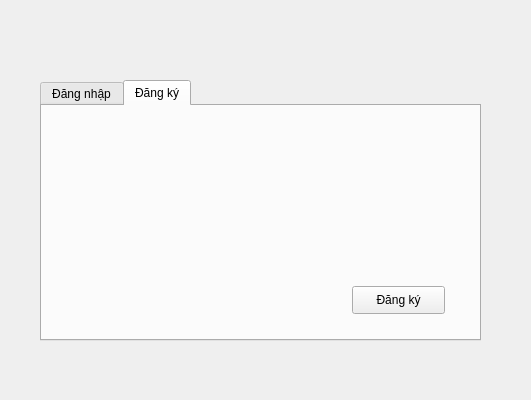
First picture: the form in introform.ui, repository fantasyinferno/libpro, before the edit.
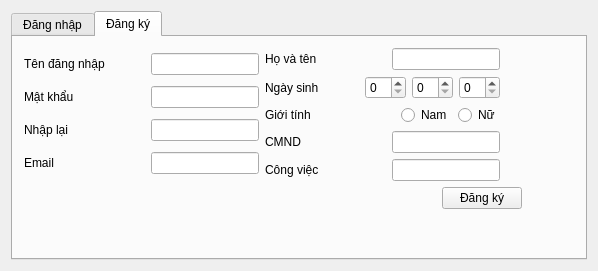
Second picture: the form after the edit. The open tabs and pages were chosen to show the change.

Commit message: Add functionalities for the search button, dangKyButton, dangNhapButton and dangXuatButton. Username now displays upon signing in. Replace username QLabel with a flat QPushButton to send clicked() signal.

What changed in the file:
```diff
--- a/introform.ui
+++ b/introform.ui
@@ -6,24 +6,21 @@
    <rect>
     <x>0</x>
     <y>0</y>
-    <width>531</width>
-    <height>400</height>
+    <width>598</width>
+    <height>271</height>
    </rect>
   </property>
   <property name="windowTitle">
    <string>IntroForm</string>
   </property>
+  <layout class="QVBoxLayout" name="verticalLayout_5">
+   <item>
   <widget class="QTabWidget" name="tabWidget">
-   <property name="geometry">
-    <rect>
-     <x>40</x>
-     <y>80</y>
-     <width>441</width>
-     <height>261</height>
-    </rect>
-   </property>
    <property name="currentIndex">
-    <number>1</number>
+      <number>0</number>
+     </property>
+     <property name="tabBarAutoHide">
+      <bool>true</bool>
    </property>
    <widget class="QWidget" name="tab">
     <attribute name="title">
@@ -76,15 +73,45 @@
     <attribute name="title">
      <string>Đăng ký</string>
     </attribute>
-    <widget class="QWidget" name="layoutWidget">
-     <property name="geometry">
-      <rect>
-       <x>10</x>
-       <y>50</y>
-       <width>181</width>
-       <height>22</height>
-      </rect>
-     </property>
+      <layout class="QHBoxLayout" name="horizontalLayout_22">
+       <item>
+        <layout class="QFormLayout" name="formLayout_2">
+         <item row="0" column="0">
+          <layout class="QHBoxLayout" name="horizontalLayout_19">
+           <item>
+            <layout class="QVBoxLayout" name="verticalLayout">
+             <item>
+              <layout class="QHBoxLayout" name="horizontalLayout">
+               <item>
+                <widget class="QLabel" name="label">
+                 <property name="text">
+                  <string>Tên đăng nhập</string>
+                 </property>
+                </widget>
+               </item>
+               <item>
+                <spacer name="horizontalSpacer">
+                 <property name="orientation">
+                  <enum>Qt::Horizontal</enum>
+                 </property>
+                 <property name="sizeHint" stdset="0">
+                  <size>
+                   <width>40</width>
+                   <height>20</height>
+                  </size>
+                 </property>
+                </spacer>
+               </item>
+               <item>
+                <widget class="QLineEdit" name="dk_tdn">
+                 <property name="placeholderText">
+                  <string/>
+                 </property>
+                </widget>
+               </item>
+              </layout>
+             </item>
+             <item>
      <layout class="QHBoxLayout" name="horizontalLayout_2">
       <item>
        <widget class="QLabel" name="label_2">
@@ -107,19 +134,104 @@
        </spacer>
       </item>
       <item>
-       <widget class="QLineEdit" name="dk_mk"/>
-      </item>
-     </layout>
-    </widget>
-    <widget class="QWidget" name="layoutWidget_2">
-     <property name="geometry">
-      <rect>
-       <x>220</x>
-       <y>50</y>
-       <width>184</width>
-       <height>22</height>
-      </rect>
-     </property>
+                <widget class="QLineEdit" name="dk_mk">
+                 <property name="echoMode">
+                  <enum>QLineEdit::Password</enum>
+                 </property>
+                </widget>
+               </item>
+              </layout>
+             </item>
+             <item>
+              <layout class="QHBoxLayout" name="horizontalLayout_8">
+               <item>
+                <widget class="QLabel" name="label_8">
+                 <property name="text">
+                  <string>Nhập lại</string>
+                 </property>
+                </widget>
+               </item>
+               <item>
+                <spacer name="horizontalSpacer_8">
+                 <property name="orientation">
+                  <enum>Qt::Horizontal</enum>
+                 </property>
+                 <property name="sizeHint" stdset="0">
+                  <size>
+                   <width>40</width>
+                   <height>20</height>
+                  </size>
+                 </property>
+                </spacer>
+               </item>
+               <item>
+                <widget class="QLineEdit" name="dk_nlmk">
+                 <property name="echoMode">
+                  <enum>QLineEdit::Password</enum>
+                 </property>
+                </widget>
+               </item>
+              </layout>
+             </item>
+             <item>
+              <layout class="QHBoxLayout" name="horizontalLayout_7">
+               <item>
+                <widget class="QLabel" name="label_7">
+                 <property name="text">
+                  <string>Email</string>
+                 </property>
+                </widget>
+               </item>
+               <item>
+                <spacer name="horizontalSpacer_7">
+                 <property name="orientation">
+                  <enum>Qt::Horizontal</enum>
+                 </property>
+                 <property name="sizeHint" stdset="0">
+                  <size>
+                   <width>40</width>
+                   <height>20</height>
+                  </size>
+                 </property>
+                </spacer>
+               </item>
+               <item>
+                <widget class="QLineEdit" name="dk_em"/>
+               </item>
+              </layout>
+             </item>
+            </layout>
+           </item>
+           <item>
+            <layout class="QVBoxLayout" name="verticalLayout_2">
+             <item>
+              <layout class="QHBoxLayout" name="horizontalLayout_4">
+               <item>
+                <widget class="QLabel" name="label_4">
+                 <property name="text">
+                  <string>Họ và tên</string>
+                 </property>
+                </widget>
+               </item>
+               <item>
+                <spacer name="horizontalSpacer_4">
+                 <property name="orientation">
+                  <enum>Qt::Horizontal</enum>
+                 </property>
+                 <property name="sizeHint" stdset="0">
+                  <size>
+                   <width>40</width>
+                   <height>20</height>
+                  </size>
+                 </property>
+                </spacer>
+               </item>
+               <item>
+                <widget class="QLineEdit" name="dk_hvt"/>
+               </item>
+              </layout>
+             </item>
+             <item>
      <layout class="QHBoxLayout" name="horizontalLayout_3">
       <item>
        <widget class="QLabel" name="label_3">
@@ -151,51 +263,8 @@
        <widget class="QSpinBox" name="dk_ns_nam"/>
       </item>
      </layout>
-    </widget>
-    <widget class="QWidget" name="layoutWidget_3">
-     <property name="geometry">
-      <rect>
-       <x>220</x>
-       <y>20</y>
-       <width>181</width>
-       <height>22</height>
-      </rect>
-     </property>
-     <layout class="QHBoxLayout" name="horizontalLayout_4">
-      <item>
-       <widget class="QLabel" name="label_4">
-        <property name="text">
-         <string>Họ và tên</string>
-        </property>
-       </widget>
       </item>
       <item>
-       <spacer name="horizontalSpacer_4">
-        <property name="orientation">
-         <enum>Qt::Horizontal</enum>
-        </property>
-        <property name="sizeHint" stdset="0">
-         <size>
-          <width>40</width>
-          <height>20</height>
-         </size>
-        </property>
-       </spacer>
-      </item>
-      <item>
-       <widget class="QLineEdit" name="dk_hvt"/>
-      </item>
-     </layout>
-    </widget>
-    <widget class="QWidget" name="layoutWidget_4">
-     <property name="geometry">
-      <rect>
-       <x>220</x>
-       <y>80</y>
-       <width>181</width>
-       <height>22</height>
-      </rect>
-     </property>
      <layout class="QHBoxLayout" name="horizontalLayout_5">
       <item>
        <widget class="QLabel" name="label_5">
@@ -232,16 +301,8 @@
        </widget>
       </item>
      </layout>
-    </widget>
-    <widget class="QWidget" name="layoutWidget_5">
-     <property name="geometry">
-      <rect>
-       <x>220</x>
-       <y>110</y>
-       <width>181</width>
-       <height>22</height>
-      </rect>
-     </property>
+             </item>
+             <item>
      <layout class="QHBoxLayout" name="horizontalLayout_6">
       <item>
        <widget class="QLabel" name="label_6">
@@ -267,99 +328,8 @@
        <widget class="QLineEdit" name="dk_cmnd"/>
       </item>
      </layout>
-    </widget>
-    <widget class="QWidget" name="layoutWidget_6">
-     <property name="geometry">
-      <rect>
-       <x>10</x>
-       <y>110</y>
-       <width>181</width>
-       <height>22</height>
-      </rect>
-     </property>
-     <layout class="QHBoxLayout" name="horizontalLayout_7">
-      <item>
-       <widget class="QLabel" name="label_7">
-        <property name="text">
-         <string>Email</string>
-        </property>
-       </widget>
       </item>
       <item>
-       <spacer name="horizontalSpacer_7">
-        <property name="orientation">
-         <enum>Qt::Horizontal</enum>
-        </property>
-        <property name="sizeHint" stdset="0">
-         <size>
-          <width>40</width>
-          <height>20</height>
-         </size>
-        </property>
-       </spacer>
-      </item>
-      <item>
-       <widget class="QLineEdit" name="dk_em"/>
-      </item>
-     </layout>
-    </widget>
-    <widget class="QWidget" name="layoutWidget_7">
-     <property name="geometry">
-      <rect>
-       <x>10</x>
-       <y>80</y>
-       <width>181</width>
-       <height>22</height>
-      </rect>
-     </property>
-     <layout class="QHBoxLayout" name="horizontalLayout_8">
-      <item>
-       <widget class="QLabel" name="label_8">
-        <property name="text">
-         <string>Nhập lại</string>
-        </property>
-       </widget>
-      </item>
-      <item>
-       <spacer name="horizontalSpacer_8">
-        <property name="orientation">
-         <enum>Qt::Horizontal</enum>
-        </property>
-        <property name="sizeHint" stdset="0">
-         <size>
-          <width>40</width>
-          <height>20</height>
-         </size>
-        </property>
-       </spacer>
-      </item>
-      <item>
-       <widget class="QLineEdit" name="dk_nlmk"/>
-      </item>
-     </layout>
-    </widget>
-    <widget class="QPushButton" name="pushButton_3">
-     <property name="geometry">
-      <rect>
-       <x>310</x>
-       <y>180</y>
-       <width>93</width>
-       <height>28</height>
-      </rect>
-     </property>
-     <property name="text">
-      <string>Đăng ký</string>
-     </property>
-    </widget>
-    <widget class="QWidget" name="layoutWidget_8">
-     <property name="geometry">
-      <rect>
-       <x>220</x>
-       <y>140</y>
-       <width>181</width>
-       <height>22</height>
-      </rect>
-     </property>
      <layout class="QHBoxLayout" name="horizontalLayout_9">
       <item>
        <widget class="QLabel" name="label_9">
@@ -385,48 +355,42 @@
        <widget class="QLineEdit" name="dk_cv"/>
       </item>
      </layout>
-    </widget>
-    <widget class="QWidget" name="layoutWidget">
-     <property name="geometry">
-      <rect>
-       <x>10</x>
-       <y>20</y>
-       <width>181</width>
-       <height>22</height>
-      </rect>
-     </property>
-     <layout class="QHBoxLayout" name="horizontalLayout">
-      <item>
-       <widget class="QLabel" name="label">
-        <property name="text">
-         <string>Tên đăng nhập</string>
-        </property>
-       </widget>
-      </item>
+             </item>
+            </layout>
+           </item>
+          </layout>
+         </item>
+         <item row="1" column="0">
+          <layout class="QHBoxLayout" name="horizontalLayout_20">
       <item>
-       <spacer name="horizontalSpacer">
+            <spacer name="horizontalSpacer_19">
         <property name="orientation">
          <enum>Qt::Horizontal</enum>
         </property>
         <property name="sizeHint" stdset="0">
          <size>
-          <width>40</width>
+               <width>418</width>
           <height>20</height>
          </size>
         </property>
        </spacer>
       </item>
       <item>
-       <widget class="QLineEdit" name="dk_tdn">
-        <property name="placeholderText">
-         <string/>
+            <widget class="QPushButton" name="pushButton_3">
+             <property name="text">
+              <string>Đăng ký</string>
         </property>
        </widget>
       </item>
      </layout>
-    </widget>
-   </widget>
-  </widget>
+         </item>
+        </layout>
+       </item>
+      </layout>
+     </widget>
+    </widget>
+   </item>
+  </layout>
  </widget>
  <layoutdefault spacing="6" margin="11"/>
  <tabstops>
```
Left out of the diff: 88 changed lines with no effect on the pictures. Lines whose indentation alone changed are shown as unchanged. The commit also changes 10 other files.
